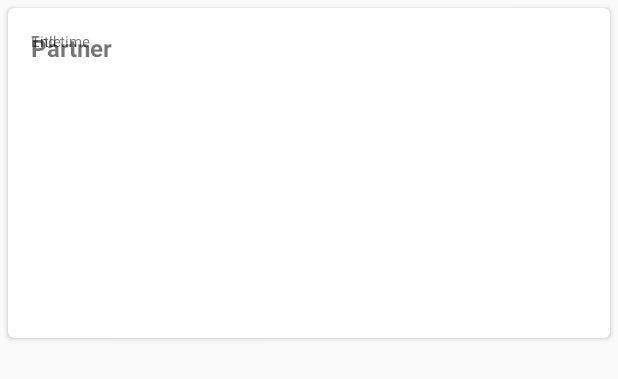
After one commit to Phaedra144/otp-discounts-applion, an Android app: the layout list_item_offfer.xml on its own in the app's theme, with its tools: preview values and no code run, on a phone screen of 412 x 824 dp. The commit adds this screen. Shown: the top 379 px of the screen. Run offline under Robolectric (Android 15) with nearby library versions, the phone set to English and light mode, and no system bars.

Commit message:
feat(list-item-res) started to create xml for list item

```diff
--- a/app/build.gradle
+++ b/app/build.gradle
@@ -34,4 +34,6 @@ dependencies {
     testImplementation 'junit:junit:4.12'
     androidTestImplementation 'com.android.support.test:runner:1.0.2'
     androidTestImplementation 'com.android.support.test.espresso:espresso-core:3.0.2'
+    implementation 'com.android.support:recyclerview-v7:28.0.0'
+    implementation 'com.android.support:cardview-v7:28.0.0'
 }
--- a/app/src/main/java/com/szilvi/applion/otp/otpdiscounts/activity/MainActivity.java
+++ b/app/src/main/java/com/szilvi/applion/otp/otpdiscounts/activity/MainActivity.java
@@ -5,10 +5,12 @@ import android.os.Bundle;
 import android.widget.TextView;
 
 import com.szilvi.applion.otp.otpdiscounts.R;
+import com.szilvi.applion.otp.otpdiscounts.model.Offer;
 import com.szilvi.applion.otp.otpdiscounts.network.DiscountsApi;
 import com.szilvi.applion.otp.otpdiscounts.network.RetrofitClient;
 import com.szilvi.applion.otp.otpdiscounts.response.OfferResponse;
 
+import java.util.ArrayList;
 import java.util.List;
 
 import retrofit2.Call;
@@ -17,14 +19,20 @@ import retrofit2.Response;
 
 public class MainActivity extends AppCompatActivity {
 
+    final TextView hello = findViewById(R.id.hello);
+    ArrayList<Offer> offers;
+
     @Override
     protected void onCreate(Bundle savedInstanceState) {
         super.onCreate(savedInstanceState);
         setContentView(R.layout.activity_main);
-        final TextView hello = findViewById(R.id.hello);
 
+        requestOffers();
+
+    }
+
+    private void requestOffers() {
         DiscountsApi apiService = RetrofitClient.getDiscountsApi();
-
         Call<OfferResponse> call = apiService.getOffers();
         call.enqueue(new Callback<OfferResponse>() {
             @Override
@@ -38,4 +46,10 @@ public class MainActivity extends AppCompatActivity {
             }
         });
     }
+
+//        public void initRecycleView() {
+//        RecyclerView recyclerView = findViewById(R.id.recycler_view);
+//        recyclerView.setAdapter(new RiverSectionAdapter(riverSections, RiverSectionActivity.this));
+//        recyclerView.setLayoutManager(new LinearLayoutManager(RiverSectionActivity.this));
+//    }
 }
--- a/app/src/main/res/layout/activity_main.xml
+++ b/app/src/main/res/layout/activity_main.xml
@@ -6,14 +6,18 @@
     android:layout_height="match_parent"
     tools:context=".activity.MainActivity">
 
-    <TextView
-        android:id="@+id/hello"
-        android:layout_width="wrap_content"
-        android:layout_height="wrap_content"
-        android:text="Hello World!"
+    <android.support.v7.widget.RecyclerView
+        android:id="@+id/recyclerView"
+        android:layout_width="0dp"
+        android:layout_height="0dp"
+        android:layout_marginStart="8dp"
+        android:layout_marginLeft="8dp"
+        android:layout_marginTop="8dp"
+        android:layout_marginEnd="8dp"
+        android:layout_marginRight="8dp"
+        android:layout_marginBottom="8dp"
         app:layout_constraintBottom_toBottomOf="parent"
-        app:layout_constraintLeft_toLeftOf="parent"
-        app:layout_constraintRight_toRightOf="parent"
+        app:layout_constraintEnd_toEndOf="parent"
+        app:layout_constraintStart_toStartOf="parent"
         app:layout_constraintTop_toTopOf="parent" />
-
 </android.support.constraint.ConstraintLayout>
--- /dev/null
+++ b/app/src/main/res/layout/list_item_offfer.xml
@@ -0,0 +1,67 @@
+<android.support.v7.widget.CardView
+    xmlns:card_view="http://schemas.android.com/apk/res-auto"
+    xmlns:android="http://schemas.android.com/apk/res/android"
+    xmlns:tools="http://schemas.android.com/tools"
+    android:id="@+id/card_view"
+    android:layout_width="match_parent"
+    android:layout_height="wrap_content"
+    card_view:cardCornerRadius="4dp"
+    android:paddingTop="100dp"
+    android:layout_margin="5dp">
+
+    <LinearLayout
+        android:layout_height="220dp"
+        android:layout_weight="0.99"
+        android:layout_width="match_parent"
+        android:padding="5dp">
+
+        <android.support.constraint.ConstraintLayout
+            android:layout_width="215dp"
+            android:layout_height="match_parent"
+            android:paddingStart="10dp"
+            android:paddingLeft="10dp"
+            android:paddingTop="10dp">
+
+            <TextView
+                android:id="@+id/partnerTextView"
+                android:layout_width="wrap_content"
+                android:layout_height="wrap_content"
+                android:text="@string/partner"
+                android:textSize="16sp"
+                android:textStyle="bold"
+                tools:layout_editor_absoluteX="0dp"
+                tools:layout_editor_absoluteY="0dp" />
+
+            <TextView
+                android:id="@+id/titleText"
+                android:layout_width="wrap_content"
+                android:layout_height="wrap_content"
+                android:layout_weight="1"
+                android:text="@string/title"
+                android:textSize="10sp"
+                tools:layout_editor_absoluteX="10dp"
+                tools:layout_editor_absoluteY="30dp" />
+
+            <TextView
+                android:id="@+id/endTme"
+                android:layout_width="wrap_content"
+                android:layout_height="wrap_content"
+                android:text="@string/end_time"
+                android:textSize="10sp"
+                tools:layout_editor_absoluteX="0dp"
+                tools:layout_editor_absoluteY="166dp" />
+
+
+        </android.support.constraint.ConstraintLayout>
+
+        <ImageView
+            android:id="@+id/logoImage"
+            android:contentDescription="@string/logo"
+            android:layout_width="0dp"
+            android:layout_height="wrap_content"
+            android:layout_gravity="center_vertical"
+            android:layout_weight="1.13" />
+
+    </LinearLayout>
+
+</android.support.v7.widget.CardView>
--- a/app/src/main/res/values/strings.xml
+++ b/app/src/main/res/values/strings.xml
@@ -1,3 +1,7 @@
 <resources>
     <string name="app_name">OTPdiscounts</string>
+    <string name="logo">logo</string>
+    <string name="end_time">End time</string>
+    <string name="title">Title</string>
+    <string name="partner">Partner</string>
 </resources>
```
